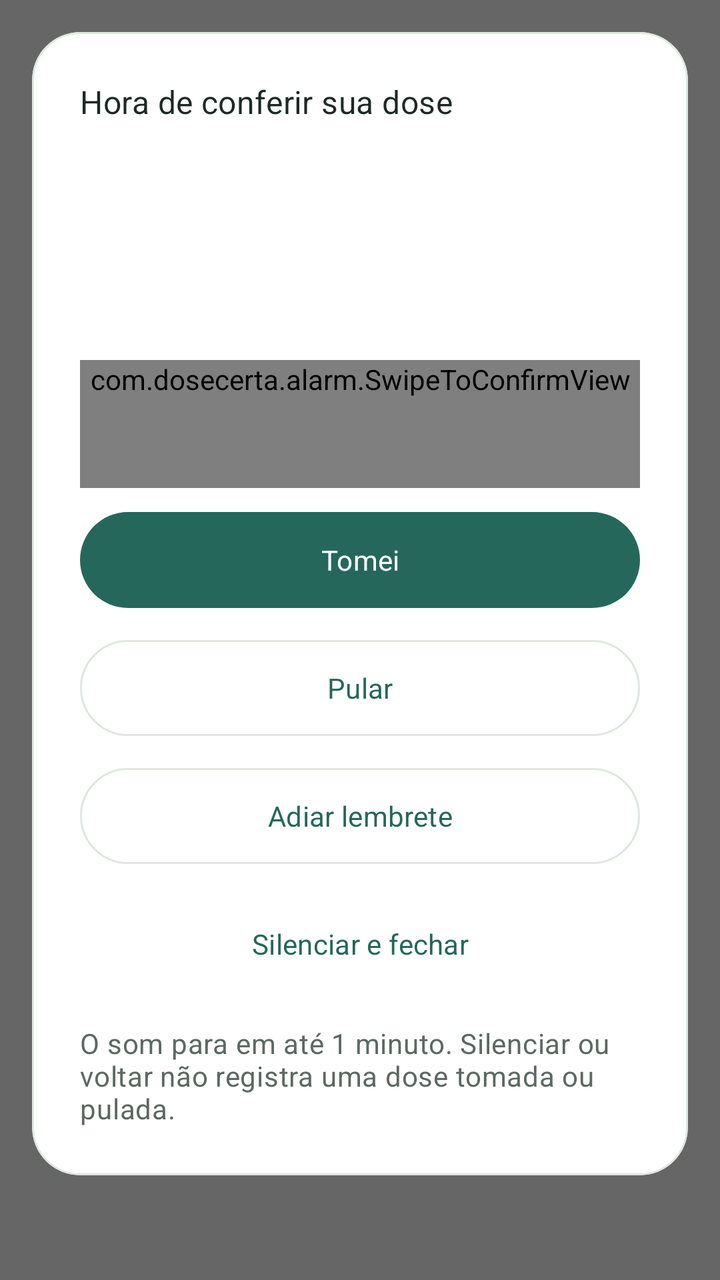
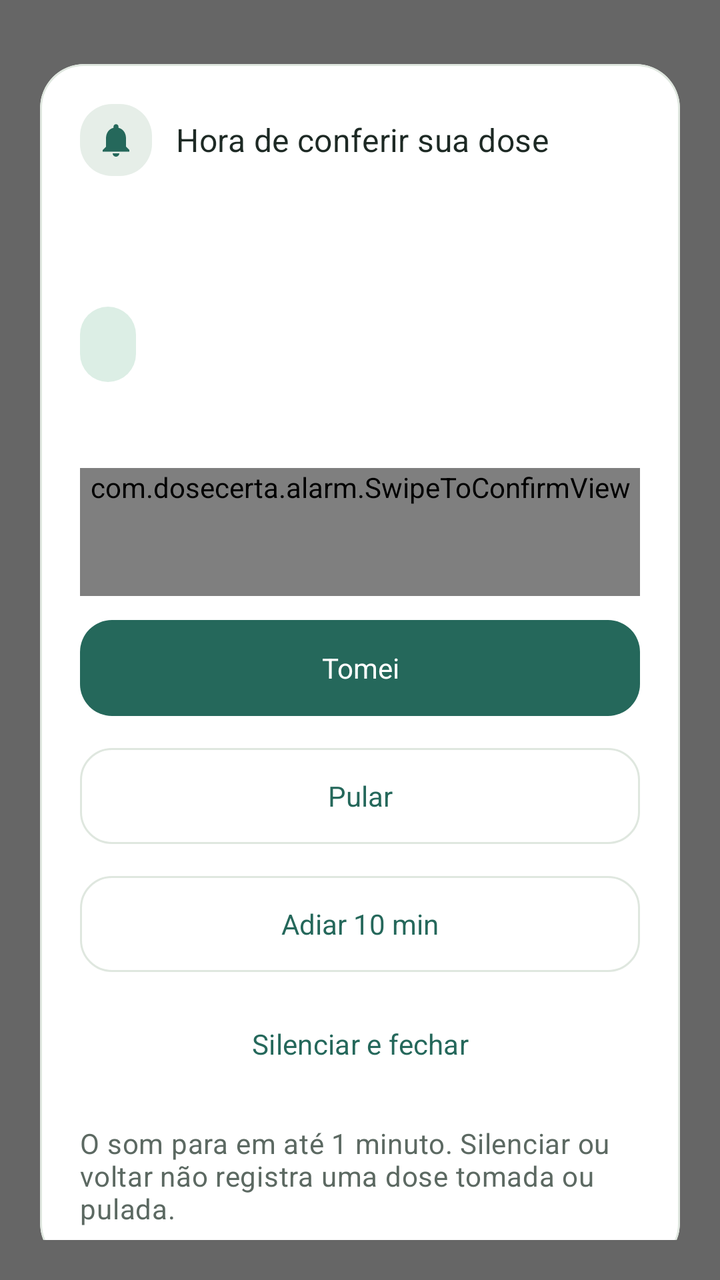

Two renders of the same Android screen: before a commit and after it. Below are the layout's source before the change and the commit's diff.
<!-- AndroidManifest.xml: activity theme Theme.DoseCerta.Transparent -->
<!-- res/layout/activity_alarm.xml -->
<?xml version="1.0" encoding="utf-8"?>
<androidx.constraintlayout.widget.ConstraintLayout xmlns:android="http://schemas.android.com/apk/res/android" xmlns:app="http://schemas.android.com/apk/res-auto"
    android:layout_width="match_parent" android:layout_height="match_parent" android:background="#99000000" android:padding="16dp">
    <androidx.core.widget.NestedScrollView android:id="@+id/alarm_scroll" android:layout_width="0dp" android:layout_height="0dp"
        android:fillViewport="false" app:layout_constraintWidth_max="600dp" app:layout_constraintHeight_max="1000dp"
        app:layout_constraintStart_toStartOf="parent" app:layout_constraintEnd_toEndOf="parent" app:layout_constraintTop_toTopOf="parent" app:layout_constraintBottom_toBottomOf="parent">
        <com.google.android.material.card.MaterialCardView android:layout_width="match_parent" android:layout_height="wrap_content"
            app:cardCornerRadius="24dp" app:cardBackgroundColor="?attr/colorSurface">
            <LinearLayout android:layout_width="match_parent" android:layout_height="wrap_content" android:orientation="vertical" android:padding="24dp">
                <TextView android:layout_width="match_parent" android:layout_height="wrap_content" android:text="@string/reminder_private_title" android:textAppearance="@style/TextAppearance.DoseCerta.Title" />
                <TextView android:id="@+id/text_medication_name" android:layout_width="match_parent" android:layout_height="wrap_content" android:layout_marginTop="16dp"
                    android:textAppearance="@style/TextAppearance.DoseCerta.Headline" android:accessibilityLiveRegion="polite" />
                <TextView android:id="@+id/text_dosage_info" android:layout_width="match_parent" android:layout_height="wrap_content" android:layout_marginTop="8dp" android:textAppearance="@style/TextAppearance.DoseCerta.Body" />
                <TextView android:id="@+id/text_scheduled_time" android:layout_width="match_parent" android:layout_height="wrap_content" android:layout_marginTop="8dp" android:textAppearance="@style/TextAppearance.DoseCerta.Body" />
                <TextView android:id="@+id/text_action_error" android:layout_width="match_parent" android:layout_height="wrap_content" android:textColor="?attr/colorError" android:visibility="gone" android:accessibilityLiveRegion="assertive" android:layout_marginTop="12dp" />
                <com.google.android.material.button.MaterialButton android:id="@+id/button_unlock" android:layout_width="match_parent" android:layout_height="wrap_content" android:minHeight="56dp" android:text="@string/reminder_unlock" android:layout_marginTop="16dp" android:visibility="gone" />
                <LinearLayout android:id="@+id/layout_identity_actions" android:layout_width="match_parent" android:layout_height="wrap_content" android:orientation="vertical">
                    <com.dosecerta.alarm.SwipeToConfirmView android:id="@+id/swipe_take" android:layout_width="match_parent" android:layout_height="wrap_content" android:minHeight="64dp" android:layout_marginTop="16dp" />
                    <com.google.android.material.button.MaterialButton android:id="@+id/button_take" android:layout_width="match_parent" android:layout_height="wrap_content" android:minHeight="56dp" android:text="@string/notification_action_take" android:layout_marginTop="8dp" />
                    <com.google.android.material.button.MaterialButton android:id="@+id/button_skip" style="@style/Widget.DoseCerta.Button.Outlined" android:layout_width="match_parent" android:layout_height="wrap_content" android:minHeight="56dp" android:text="@string/notification_action_skip" android:layout_marginTop="8dp" />
                </LinearLayout>
                <com.google.android.material.button.MaterialButton android:id="@+id/button_snooze" style="@style/Widget.DoseCerta.Button.Outlined" android:layout_width="match_parent" android:layout_height="wrap_content" android:minHeight="56dp" android:text="@string/reminder_snooze" android:layout_marginTop="8dp" />
                <com.google.android.material.button.MaterialButton android:id="@+id/button_silence" style="@style/Widget.Material3.Button.TextButton" android:layout_width="match_parent" android:layout_height="wrap_content" android:minHeight="56dp" android:text="@string/reminder_silence_close" android:layout_marginTop="8dp" />
                <TextView android:layout_width="match_parent" android:layout_height="wrap_content" android:layout_marginTop="12dp" android:text="@string/reminder_sound_limit" android:textAppearance="@style/TextAppearance.DoseCerta.Body" />
            </LinearLayout>
        </com.google.android.material.card.MaterialCardView>
    </androidx.core.widget.NestedScrollView>
</androidx.constraintlayout.widget.ConstraintLayout>
<!-- resources referenced by this layout -->
<resources>
  <string name="reminder_snooze">Adiar lembrete</string>
  <string name="reminder_unlock">Desbloquear para conferir</string>
  <style name="TextAppearance.DoseCerta.Body" parent="TextAppearance.Material3.BodyMedium">
          <item name="android:textColor">?attr/colorOnSurfaceVariant</item>
      </style>
  <style name="TextAppearance.DoseCerta.Headline" parent="TextAppearance.Material3.HeadlineMedium">
          <item name="android:textSize">24sp</item>
          <item name="android:textColor">?attr/colorOnSurface</item>
          <item name="android:fontFamily">sans-serif-medium</item>
          <item name="android:letterSpacing">-0.02</item>
      </style>
  <style name="TextAppearance.DoseCerta.Title" parent="TextAppearance.Material3.TitleMedium">
          <item name="android:textColor">?attr/colorOnSurface</item>
          <item name="android:fontFamily">sans-serif-medium</item>
      </style>
  <style name="Widget.DoseCerta.Button.Outlined" parent="Widget.Material3.Button.OutlinedButton">
          <item name="android:minHeight">48dp</item>
          <item name="cornerRadius">24dp</item>
          <item name="strokeColor">?attr/colorOutlineVariant</item>
      </style>
  <style name="Widget.DoseCerta.Button" parent="Widget.Material3.Button">
          <item name="android:minHeight">48dp</item>
          <item name="android:textAllCaps">false</item>
          <item name="cornerRadius">24dp</item>
      </style>
  <style name="Widget.DoseCerta.CardView" parent="Widget.Material3.CardView.Outlined">
          <item name="cardBackgroundColor">?attr/colorSurface</item>
          <item name="cardCornerRadius">16dp</item>
          <item name="cardElevation">0dp</item>
          <item name="strokeColor">?attr/colorOutlineVariant</item>
          <item name="strokeWidth">1dp</item>
      </style>
  <style name="Widget.DoseCerta.TextInput" parent="Widget.Material3.TextInputLayout.OutlinedBox">
          <item name="boxCornerRadiusTopStart">12dp</item>
          <item name="boxCornerRadiusTopEnd">12dp</item>
          <item name="boxCornerRadiusBottomStart">12dp</item>
          <item name="boxCornerRadiusBottomEnd">12dp</item>
          <item name="boxBackgroundColor">?attr/colorSurface</item>
          <item name="boxStrokeColor">@color/ui_input_stroke</item>
      </style>
  <style name="ShapeAppearance.DoseCerta.SmallComponent" parent="ShapeAppearance.Material3.SmallComponent">
          <item name="cornerSize">12dp</item>
      </style>
  <style name="ShapeAppearance.DoseCerta.MediumComponent" parent="ShapeAppearance.Material3.MediumComponent">
          <item name="cornerSize">16dp</item>
      </style>
  <!-- unchanged entries left out for length: 35 -->
</resources>

<!-- the commit's change to res/layout/activity_alarm.xml (unified diff, before → after) -->
@@ -1,28 +1,34 @@
 <?xml version="1.0" encoding="utf-8"?>
 <androidx.constraintlayout.widget.ConstraintLayout xmlns:android="http://schemas.android.com/apk/res/android" xmlns:app="http://schemas.android.com/apk/res-auto"
-    android:layout_width="match_parent" android:layout_height="match_parent" android:background="#99000000" android:padding="16dp">
+    android:layout_width="match_parent" android:layout_height="match_parent" android:background="#99000000" android:padding="@dimen/ui_page_padding">
     <androidx.core.widget.NestedScrollView android:id="@+id/alarm_scroll" android:layout_width="0dp" android:layout_height="0dp"
-        android:fillViewport="false" app:layout_constraintWidth_max="600dp" app:layout_constraintHeight_max="1000dp"
+        android:fillViewport="true" android:clipToPadding="false" app:layout_constraintWidth_max="600dp" app:layout_constraintHeight_max="1000dp"
         app:layout_constraintStart_toStartOf="parent" app:layout_constraintEnd_toEndOf="parent" app:layout_constraintTop_toTopOf="parent" app:layout_constraintBottom_toBottomOf="parent">
-        <com.google.android.material.card.MaterialCardView android:layout_width="match_parent" android:layout_height="wrap_content"
-            app:cardCornerRadius="24dp" app:cardBackgroundColor="?attr/colorSurface">
-            <LinearLayout android:layout_width="match_parent" android:layout_height="wrap_content" android:orientation="vertical" android:padding="24dp">
-                <TextView android:layout_width="match_parent" android:layout_height="wrap_content" android:text="@string/reminder_private_title" android:textAppearance="@style/TextAppearance.DoseCerta.Title" />
-                <TextView android:id="@+id/text_medication_name" android:layout_width="match_parent" android:layout_height="wrap_content" android:layout_marginTop="16dp"
-                    android:textAppearance="@style/TextAppearance.DoseCerta.Headline" android:accessibilityLiveRegion="polite" />
-                <TextView android:id="@+id/text_dosage_info" android:layout_width="match_parent" android:layout_height="wrap_content" android:layout_marginTop="8dp" android:textAppearance="@style/TextAppearance.DoseCerta.Body" />
-                <TextView android:id="@+id/text_scheduled_time" android:layout_width="match_parent" android:layout_height="wrap_content" android:layout_marginTop="8dp" android:textAppearance="@style/TextAppearance.DoseCerta.Body" />
-                <TextView android:id="@+id/text_action_error" android:layout_width="match_parent" android:layout_height="wrap_content" android:textColor="?attr/colorError" android:visibility="gone" android:accessibilityLiveRegion="assertive" android:layout_marginTop="12dp" />
-                <com.google.android.material.button.MaterialButton android:id="@+id/button_unlock" android:layout_width="match_parent" android:layout_height="wrap_content" android:minHeight="56dp" android:text="@string/reminder_unlock" android:layout_marginTop="16dp" android:visibility="gone" />
-                <LinearLayout android:id="@+id/layout_identity_actions" android:layout_width="match_parent" android:layout_height="wrap_content" android:orientation="vertical">
-                    <com.dosecerta.alarm.SwipeToConfirmView android:id="@+id/swipe_take" android:layout_width="match_parent" android:layout_height="wrap_content" android:minHeight="64dp" android:layout_marginTop="16dp" />
-                    <com.google.android.material.button.MaterialButton android:id="@+id/button_take" android:layout_width="match_parent" android:layout_height="wrap_content" android:minHeight="56dp" android:text="@string/notification_action_take" android:layout_marginTop="8dp" />
-                    <com.google.android.material.button.MaterialButton android:id="@+id/button_skip" style="@style/Widget.DoseCerta.Button.Outlined" android:layout_width="match_parent" android:layout_height="wrap_content" android:minHeight="56dp" android:text="@string/notification_action_skip" android:layout_marginTop="8dp" />
+        <LinearLayout android:layout_width="match_parent" android:layout_height="wrap_content" android:orientation="vertical" android:gravity="center_vertical" android:paddingVertical="12dp">
+            <com.google.android.material.card.MaterialCardView android:layout_width="match_parent" android:layout_height="wrap_content"
+                app:cardCornerRadius="22dp" app:cardBackgroundColor="?attr/colorSurface">
+                <LinearLayout android:layout_width="match_parent" android:layout_height="wrap_content" android:orientation="vertical" android:padding="@dimen/ui_content_padding">
+                    <LinearLayout android:layout_width="match_parent" android:layout_height="wrap_content" android:orientation="horizontal" android:gravity="center_vertical">
+                        <ImageView android:layout_width="36dp" android:layout_height="36dp" android:padding="8dp" android:layout_marginEnd="12dp"
+                            android:src="@drawable/ic_notifications" android:background="@drawable/ui_icon_container" app:tint="?attr/colorPrimary" android:importantForAccessibility="no" />
+                        <TextView android:layout_width="0dp" android:layout_weight="1" android:layout_height="wrap_content" android:text="@string/reminder_private_title" android:textAppearance="@style/TextAppearance.DoseCerta.Title" />
+                    </LinearLayout>
+                    <TextView android:id="@+id/text_medication_name" android:layout_width="match_parent" android:layout_height="wrap_content" android:layout_marginTop="16dp"
+                        android:textAppearance="@style/TextAppearance.DoseCerta.Headline" android:accessibilityLiveRegion="polite" />
+                    <TextView android:id="@+id/text_dosage_info" android:layout_width="wrap_content" android:layout_height="wrap_content" android:layout_marginTop="12dp"
+                        android:paddingHorizontal="14dp" android:paddingVertical="8dp" android:background="@drawable/ui_form_section_tonal" android:textColor="?attr/colorOnPrimaryContainer" android:textAppearance="@style/TextAppearance.DoseCerta.Title" />
+                    <TextView android:id="@+id/text_scheduled_time" android:layout_width="match_parent" android:layout_height="wrap_content" android:layout_marginTop="8dp" android:textAppearance="@style/TextAppearance.DoseCerta.Body" />
+                    <TextView android:id="@+id/text_action_error" android:layout_width="match_parent" android:layout_height="wrap_content" android:textColor="?attr/colorError" android:visibility="gone" android:accessibilityLiveRegion="assertive" android:layout_marginTop="12dp" />
+                    <LinearLayout android:id="@+id/layout_identity_actions" android:layout_width="match_parent" android:layout_height="wrap_content" android:orientation="vertical">
+                        <com.dosecerta.alarm.SwipeToConfirmView android:id="@+id/swipe_take" android:layout_width="match_parent" android:layout_height="wrap_content" android:minHeight="64dp" android:layout_marginTop="16dp" />
+                        <com.google.android.material.button.MaterialButton android:id="@+id/button_take" android:layout_width="match_parent" android:layout_height="wrap_content" android:minHeight="56dp" android:text="@string/notification_action_take" android:layout_marginTop="8dp" />
+                        <com.google.android.material.button.MaterialButton android:id="@+id/button_skip" style="@style/Widget.DoseCerta.Button.Outlined" android:layout_width="match_parent" android:layout_height="wrap_content" android:minHeight="56dp" android:text="@string/notification_action_skip" android:layout_marginTop="8dp" />
+                    </LinearLayout>
+                    <com.google.android.material.button.MaterialButton android:id="@+id/button_snooze" style="@style/Widget.DoseCerta.Button.Outlined" android:layout_width="match_parent" android:layout_height="wrap_content" android:minHeight="56dp" android:text="@string/reminder_snooze_ten" android:layout_marginTop="8dp" />
+                    <com.google.android.material.button.MaterialButton android:id="@+id/button_silence" style="@style/Widget.Material3.Button.TextButton" android:layout_width="match_parent" android:layout_height="wrap_content" android:minHeight="56dp" android:text="@string/reminder_silence_close" android:layout_marginTop="4dp" />
+                    <TextView android:layout_width="match_parent" android:layout_height="wrap_content" android:layout_marginTop="12dp" android:text="@string/reminder_sound_limit" android:textAppearance="@style/TextAppearance.DoseCerta.Body" />
                 </LinearLayout>
-                <com.google.android.material.button.MaterialButton android:id="@+id/button_snooze" style="@style/Widget.DoseCerta.Button.Outlined" android:layout_width="match_parent" android:layout_height="wrap_content" android:minHeight="56dp" android:text="@string/reminder_snooze" android:layout_marginTop="8dp" />
-                <com.google.android.material.button.MaterialButton android:id="@+id/button_silence" style="@style/Widget.Material3.Button.TextButton" android:layout_width="match_parent" android:layout_height="wrap_content" android:minHeight="56dp" android:text="@string/reminder_silence_close" android:layout_marginTop="8dp" />
-                <TextView android:layout_width="match_parent" android:layout_height="wrap_content" android:layout_marginTop="12dp" android:text="@string/reminder_sound_limit" android:textAppearance="@style/TextAppearance.DoseCerta.Body" />
-            </LinearLayout>
-        </com.google.android.material.card.MaterialCardView>
+            </com.google.android.material.card.MaterialCardView>
+        </LinearLayout>
     </androidx.core.widget.NestedScrollView>
 </androidx.constraintlayout.widget.ConstraintLayout>
<!-- resource entries referenced after the edit -->
@@ -1,51 +1,87 @@
 <!-- resources referenced by this layout -->
 <resources>
-  <string name="reminder_snooze">Adiar lembrete</string>
-  <string name="reminder_unlock">Desbloquear para conferir</string>
+  <dimen name="ui_content_padding">20dp</dimen>
+  <dimen name="ui_page_padding">20dp</dimen>
+  <!-- drawable ic_notifications (drawable) -->
+  <vector xmlns:android="http://schemas.android.com/apk/res/android"
+      android:width="24dp"
+      android:height="24dp"
+      android:viewportWidth="24"
+      android:viewportHeight="24">
+      <path
+          android:fillColor="@android:color/white"
+          android:pathData="M12,22c1.1,0 2,-0.9 2,-2h-4c0,1.1 0.89,2 2,2zM18,16v-5c0,-3.07 -1.64,-5.64 -4.5,-6.32V4c0,-0.83 -0.67,-1.5 -1.5,-1.5s-1.5,0.67 -1.5,1.5v0.68C7.63,5.36 6,7.92 6,11v5l-2,2v1h16v-1l-2,-2z"/>
+  </vector>
+  <!-- drawable ui_form_section_tonal (drawable) -->
+  <?xml version="1.0" encoding="utf-8"?>
+  <shape xmlns:android="http://schemas.android.com/apk/res/android" android:shape="rectangle">
+      <solid android:color="@color/ui_primary_container" />
+      <corners android:radius="16dp" />
+  </shape>
+  <!-- drawable ui_icon_container (drawable) -->
+  <?xml version="1.0" encoding="utf-8"?>
+  <shape xmlns:android="http://schemas.android.com/apk/res/android"><solid android:color="?attr/colorSecondaryContainer" /><corners android:radius="16dp" /></shape>
+  <string name="reminder_snooze_ten">Adiar 10 min</string>
   <style name="TextAppearance.DoseCerta.Body" parent="TextAppearance.Material3.BodyMedium">
           <item name="android:textColor">?attr/colorOnSurfaceVariant</item>
+          <item name="android:textSize">14sp</item>
+          <item name="android:lineSpacingExtra">3dp</item>
       </style>
   <style name="TextAppearance.DoseCerta.Headline" parent="TextAppearance.Material3.HeadlineMedium">
-          <item name="android:textSize">24sp</item>
+          <item name="android:textSize">28sp</item>
           <item name="android:textColor">?attr/colorOnSurface</item>
           <item name="android:fontFamily">sans-serif-medium</item>
           <item name="android:letterSpacing">-0.02</item>
+          <item name="android:includeFontPadding">false</item>
       </style>
   <style name="TextAppearance.DoseCerta.Title" parent="TextAppearance.Material3.TitleMedium">
+          <item name="android:textSize">16sp</item>
           <item name="android:textColor">?attr/colorOnSurface</item>
           <item name="android:fontFamily">sans-serif-medium</item>
       </style>
   <style name="Widget.DoseCerta.Button.Outlined" parent="Widget.Material3.Button.OutlinedButton">
           <item name="android:minHeight">48dp</item>
-          <item name="cornerRadius">24dp</item>
+          <item name="cornerRadius">@dimen/button_corner_radius</item>
+          <item name="android:textAppearance">@style/TextAppearance.DoseCerta.Action</item>
+          <item name="android:textAllCaps">false</item>
           <item name="strokeColor">?attr/colorOutlineVariant</item>
+      </style>
+  <dimen name="button_corner_radius">16dp</dimen>
+  <style name="TextAppearance.DoseCerta.Action" parent="TextAppearance.Material3.LabelLarge">
+          <item name="android:fontFamily">sans-serif-medium</item>
+          <item name="android:textSize">14sp</item>
+          <item name="android:letterSpacing">0</item>
       </style>
   <style name="Widget.DoseCerta.Button" parent="Widget.Material3.Button">
           <item name="android:minHeight">48dp</item>
           <item name="android:textAllCaps">false</item>
-          <item name="cornerRadius">24dp</item>
+          <item name="cornerRadius">@dimen/button_corner_radius</item>
+          <item name="android:textAppearance">@style/TextAppearance.DoseCerta.Action</item>
+          <item name="android:paddingTop">12dp</item>
+          <item name="android:paddingBottom">12dp</item>
       </style>
   <style name="Widget.DoseCerta.CardView" parent="Widget.Material3.CardView.Outlined">
           <item name="cardBackgroundColor">?attr/colorSurface</item>
-          <item name="cardCornerRadius">16dp</item>
+          <item name="cardCornerRadius">@dimen/card_corner_radius</item>
           <item name="cardElevation">0dp</item>
           <item name="strokeColor">?attr/colorOutlineVariant</item>
           <item name="strokeWidth">1dp</item>
       </style>
   <style name="Widget.DoseCerta.TextInput" parent="Widget.Material3.TextInputLayout.OutlinedBox">
-          <item name="boxCornerRadiusTopStart">12dp</item>
-          <item name="boxCornerRadiusTopEnd">12dp</item>
-          <item name="boxCornerRadiusBottomStart">12dp</item>
-          <item name="boxCornerRadiusBottomEnd">12dp</item>
+          <item name="boxCornerRadiusTopStart">16dp</item>
+          <item name="boxCornerRadiusTopEnd">16dp</item>
+          <item name="boxCornerRadiusBottomStart">16dp</item>
+          <item name="boxCornerRadiusBottomEnd">16dp</item>
           <item name="boxBackgroundColor">?attr/colorSurface</item>
           <item name="boxStrokeColor">@color/ui_input_stroke</item>
       </style>
   <style name="ShapeAppearance.DoseCerta.SmallComponent" parent="ShapeAppearance.Material3.SmallComponent">
-          <item name="cornerSize">12dp</item>
+          <item name="cornerSize">16dp</item>
       </style>
   <style name="ShapeAppearance.DoseCerta.MediumComponent" parent="ShapeAppearance.Material3.MediumComponent">
-          <item name="cornerSize">16dp</item>
+          <item name="cornerSize">@dimen/card_corner_radius</item>
       </style>
+  <dimen name="card_corner_radius">22dp</dimen>
   <!-- unchanged entries left out for length: 35 -->
 </resources>
 
